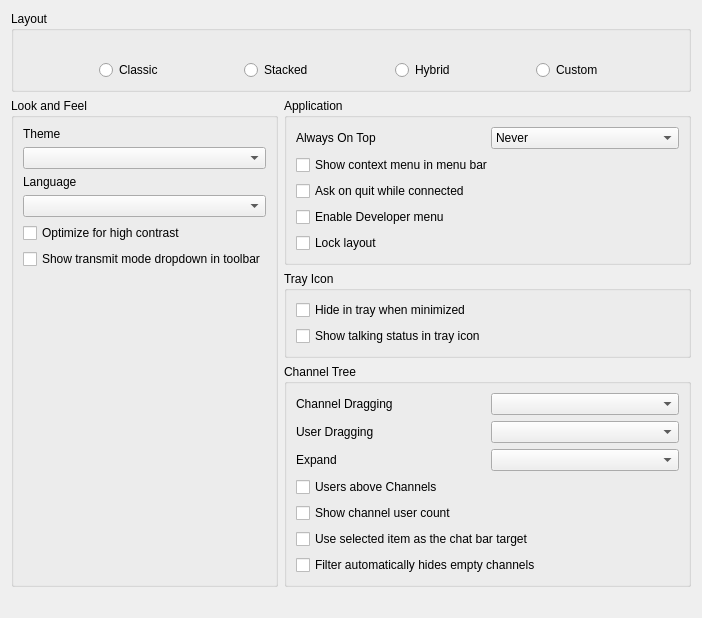
The window that src/mumble/LookConfig.ui (2uh/Mutter) describes before a commit, drawn with Qt 5.
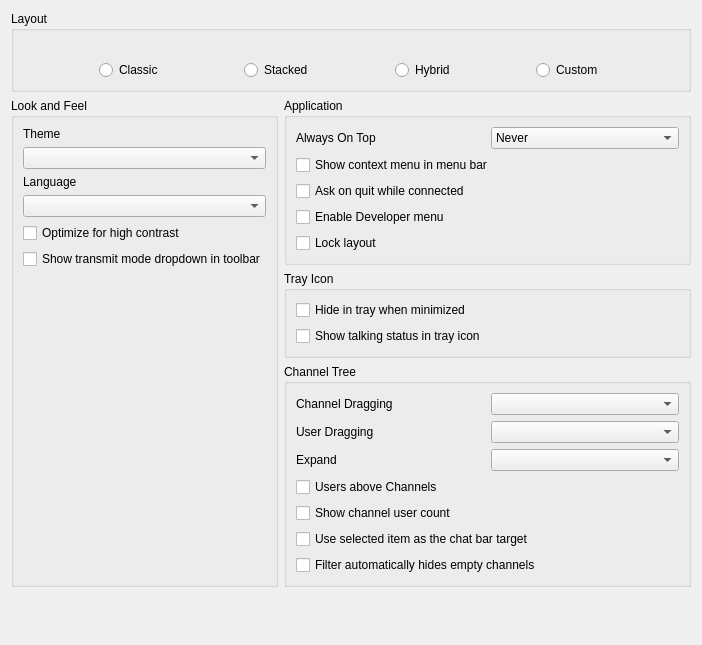
The same window after the commit. Icons and pictures are not drawn. Custom widgets are drawn as their Qt base class.

```diff
--- a/src/mumble/LookConfig.ui
+++ b/src/mumble/LookConfig.ui
@@ -7,12 +7,15 @@
     <x>0</x>
     <y>0</y>
     <width>702</width>
-    <height>611</height>
+    <height>645</height>
    </rect>
   </property>
   <property name="windowTitle">
    <string notr="true">Form</string>
   </property>
+  <property name="styleSheet">
+   <string notr="true">font: 12pt &quot;Terminus&quot;;</string>
+  </property>
   <layout class="QGridLayout" name="gridLayout_4">
    <item row="1" column="0" rowspan="3">
     <widget class="QGroupBox" name="qgbLookFeel">
```
Left out of the diff: 6 changed lines with no effect on the pictures.
